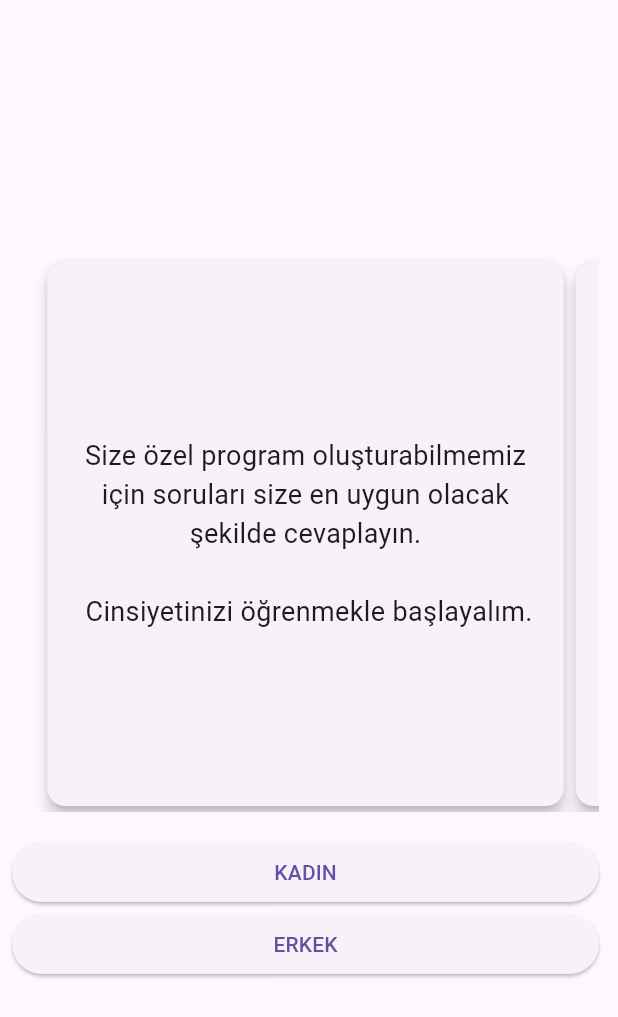
After one commit to MCHTSEN/rapidSportt, a Flutter app: the NitrutionView screen opened directly, on a phone screen of 412 x 824 dp. The commit adds this screen. Shown: the top 1017 px of the screen. Run offline on Flutter 3.47's test engine with Material 3 defaults, Android fonts, the phone set to English and light mode, and no system bars; our stand-ins replace animated_text_kit, cloud_firestore, equatable, firebase_auth, firebase_core, firebase_storage and 7 more; missing offline and left inert: firebase_ui_auth, kartal; accounts and stored records are empty.

Commit message:
nitrution added

```diff
--- a/lib/features/home/home_view.dart
+++ b/lib/features/home/home_view.dart
@@ -6,6 +6,7 @@ import 'package:flutter/material.dart';
 import 'package:kartal/kartal.dart';
 import 'package:myapp/features/auth/sign_up_view.dart';
 import 'package:myapp/features/find_trainer/find_trainer_view.dart';
+import 'package:myapp/features/nitrution/nitrution_view.dart';
 import 'package:myapp/product/services/firebase_service.dart';
 import 'package:myapp/providers/auth_manager.dart';
 import 'package:myapp/providers/current_user_prov.dart';
@@ -129,7 +130,7 @@ class _HomeViewState extends ConsumerState<HomeView> {
                   Navigator.push(
                       context,
                       MaterialPageRoute(
-                          builder: (context) => const BeslenmeProgrami()));
+                          builder: (context) => const NitrutionView()));
                 },
               ),
               _emptyBox(),
--- /dev/null
+++ b/lib/features/nitrution/nitrution_logic.dart
@@ -0,0 +1,48 @@
+class NitrutionLogic {
+  int currentPageIndex = 0;
+  List<Map<String, dynamic>> questions = [
+    {
+      'question':
+          'Size özel program oluşturabilmemiz için soruları size en uygun olacak şekilde cevaplayın.\n \n Cinsiyetinizi öğrenmekle başlayalım. ',
+      'answers': [
+        'KADIN',
+        'ERKEK',
+      ],
+    },
+    {
+      'question': 'Hedefini öğrenelim?',
+      'answers': ['KİLO ALMAK', 'KİLO VERMEK', 'KİLO KORUMAK'],
+      'correctAnswer': 'A',
+    },
+    {
+      'question': 'Fiziksel aktivite durumu nasıl?',
+      'answers': [
+        'Sedanter: (Masa başı, hareketsiz)',
+        'Hafif aktif(öğrenci)',
+        'Orta aktif(doktor, tempolu iş hayatı)',
+        'Ağır aktif(Ağırlık kaldırma, inşaat işçisi)'
+      ],
+    },
+    {
+      'question': 'Vegan veya vejeteryan mısın?',
+      'answers': [
+        'Veganım)',
+        'Vejeteryanım',
+        'Vegan veya vejeteryan değilim',
+      ],
+    },
+    {
+      'question': 'Hangi öğün düzeni senin için daha uygun?',
+      'answers': [
+        '3 ana 1 ara öğün',
+        '2 ana 1 ara öğün',
+        '3 ana 2 ara öğün',
+        '2 ana 2 ara öğün',
+      ],
+    },
+  ];
+
+  void setInfo(int pageIndex, ) {
+
+  }
+}
--- /dev/null
+++ b/lib/features/nitrution/nitrution_view.dart
@@ -0,0 +1,138 @@
+// ignore_for_file: public_member_api_docs, sort_constructors_first
+import 'package:flutter/material.dart';
+import 'package:flutter_riverpod/flutter_riverpod.dart';
+import 'package:responsive_sizer/responsive_sizer.dart';
+
+import 'package:myapp/features/nitrution/nitrution_logic.dart';
+
+class NitrutionView extends ConsumerStatefulWidget {
+  const NitrutionView({super.key});
+
+  @override
+  ConsumerState<ConsumerStatefulWidget> createState() => _NitrutionViewState();
+}
+
+class _NitrutionViewState extends ConsumerState<NitrutionView> {
+  late final NitrutionLogic nitrutionLogic;
+  final PageController _pageController = PageController(viewportFraction: 0.9);
+
+  @override
+  void initState() {
+    nitrutionLogic = NitrutionLogic();
+    super.initState();
+  }
+
+  @override
+  Widget build(BuildContext context) {
+    List<Map<String, dynamic>> questions = nitrutionLogic.questions;
+    return Scaffold(
+      body: Padding(
+        padding: const EdgeInsets.all(8.0),
+        child: Column(
+          crossAxisAlignment: CrossAxisAlignment.center,
+          mainAxisAlignment: MainAxisAlignment.center,
+          children: [
+            SizedBox(
+              width: 95.w,
+              height: 45.h,
+              child: PageView.builder(
+                controller: _pageController,
+                itemCount: questions.length,
+                onPageChanged: (index) {
+                  setState(() {
+                    nitrutionLogic.currentPageIndex = index;
+                  });
+                },
+                itemBuilder: (context, index) {
+                  return buildQuestionCard(questions[index]);
+                },
+              ),
+            ),
+            const SizedBox(height: 16),
+            Column(
+              mainAxisAlignment: MainAxisAlignment.spaceAround,
+              children: [
+                for (String answer in questions[nitrutionLogic.currentPageIndex]
+                    ['answers'])
+                  AnswerButton(
+                      onPressed: () {},
+                      currentPageIndex: nitrutionLogic.currentPageIndex,
+                      questions: questions,
+                      pageController: _pageController,
+                      answer: answer),
+              ],
+            ),
+          ],
+        ),
+      ),
+    );
+  }
+
+  Widget buildQuestionCard(Map<String, dynamic> question) {
+    return Card(
+      elevation: 4,
+      child: Padding(
+        padding: const EdgeInsets.all(16.0),
+        child: Column(
+          mainAxisAlignment: MainAxisAlignment.center,
+          children: [
+            Text(
+              question['question'],
+              textAlign: TextAlign.center,
+              style: const TextStyle(fontSize: 18),
+            ),
+          ],
+        ),
+      ),
+    );
+  }
+}
+
+class AnswerButton extends StatefulWidget {
+  final int currentPageIndex;
+  final List<Map<String, dynamic>> questions;
+  final PageController pageController;
+  final String answer;
+  final Function() onPressed;
+
+  const AnswerButton(
+      {super.key,
+      required this.currentPageIndex,
+      required this.questions,
+      required this.pageController,
+      required this.answer,
+      required this.onPressed});
+
+  @override
+  State<AnswerButton> createState() => _AnswerButtonState();
+}
+
+class _AnswerButtonState extends State<AnswerButton> {
+  late final NitrutionLogic nitrutionLogic;
+
+  @override
+  void initState() {
+    super.initState();
+    nitrutionLogic = NitrutionLogic();
+  }
+
+  @override
+  Widget build(BuildContext context) {
+    return SizedBox(
+      width: 95.w,
+      child: ElevatedButton(
+        onPressed: () {
+          nitrutionLogic.currentPageIndex++;
+          widget.onPressed.call();
+
+          if (widget.currentPageIndex < widget.questions.length - 1) {
+            widget.pageController.nextPage(
+                duration: const Duration(milliseconds: 500),
+                curve: Curves.easeInOut);
+          }
+        },
+        child: Text(widget.answer),
+      ),
+    );
+  }
+}
--- a/lib/main.dart
+++ b/lib/main.dart
@@ -5,9 +5,12 @@ import 'package:myapp/features/auth/authentication_view.dart';
 import 'package:myapp/features/auth/sign_up_view.dart';
 import 'package:myapp/features/find_trainer/find_trainer_view.dart';
 import 'package:myapp/features/home/home_view.dart';
+import 'package:myapp/features/nitrution/nitrution_view.dart';
 import 'package:myapp/product/initialize/application_start.dart';
 import 'package:myapp/product/utilities/router.dart';
 import 'package:myapp/rapidsport/anasayfa.dart';
+import 'package:myapp/rapidsport/beslenmeprogrami.dart';
+import 'package:myapp/sandbox.dart';
 // import 'package:myapp/rapidsport/splashscreen.dart';
 import 'package:myapp/utils.dart';
 import 'package:responsive_sizer/responsive_sizer.dart';
```
Also changed, not shown: lib/rapidsport/beslenmeboykilo.dart (+61 -43 lines), lib/rapidsport/beslenmekalori.dart (+77 -61 lines), lib/sandbox.dart (added, +130 -0 lines).
